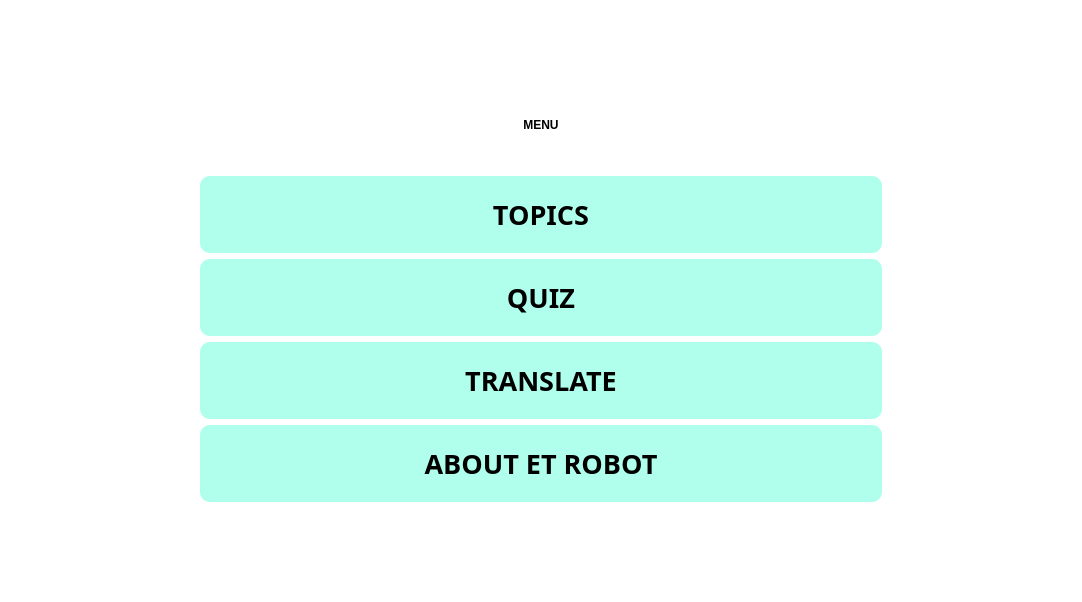
jshperalta/ai-englishTutor, file screens/welcome.ui: the form before one commit.
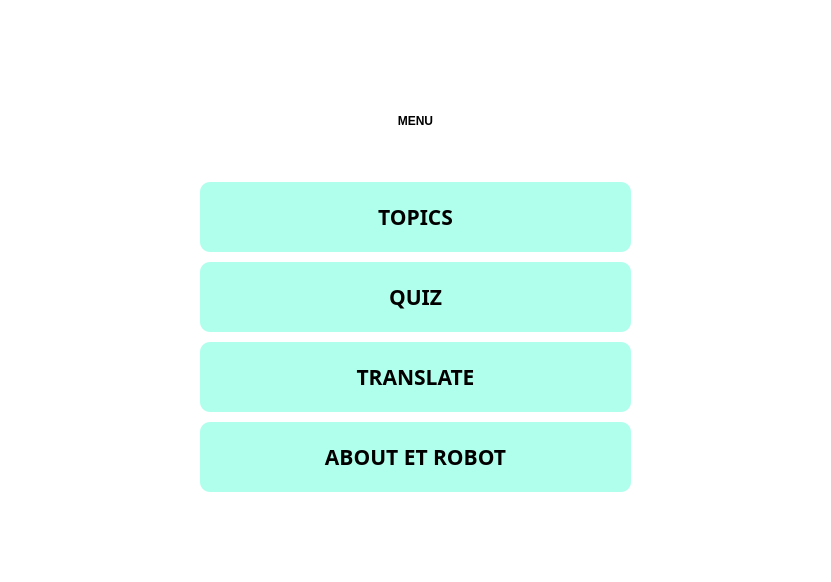
The form after the commit.

```diff
--- a/screens/welcome.ui
+++ b/screens/welcome.ui
@@ -6,8 +6,8 @@
    <rect>
     <x>0</x>
     <y>0</y>
-    <width>1082</width>
-    <height>602</height>
+    <width>831</width>
+    <height>582</height>
    </rect>
   </property>
   <property name="windowTitle">
@@ -37,16 +37,19 @@
        <number>200</number>
       </property>
       <property name="topMargin">
-       <number>100</number>
+       <number>90</number>
       </property>
       <property name="rightMargin">
        <number>200</number>
       </property>
       <property name="bottomMargin">
-       <number>100</number>
+       <number>90</number>
       </property>
       <item row="0" column="0">
        <layout class="QVBoxLayout" name="verticalLayout_2">
+        <property name="spacing">
+         <number>10</number>
+        </property>
         <item>
          <widget class="QLabel" name="Title">
           <property name="styleSheet">
@@ -85,7 +88,7 @@
           <property name="font">
            <font>
             <family>Gilroy</family>
-            <pointsize>20</pointsize>
+            <pointsize>16</pointsize>
             <weight>75</weight>
             <bold>true</bold>
            </font>
@@ -119,7 +122,7 @@
           <property name="font">
            <font>
             <family>Gilroy</family>
-            <pointsize>20</pointsize>
+            <pointsize>16</pointsize>
             <weight>75</weight>
             <bold>true</bold>
            </font>
@@ -152,7 +155,7 @@
           <property name="font">
            <font>
             <family>Gilroy</family>
-            <pointsize>20</pointsize>
+            <pointsize>16</pointsize>
             <weight>75</weight>
             <bold>true</bold>
            </font>
@@ -185,7 +188,7 @@
           <property name="font">
            <font>
             <family>Gilroy</family>
-            <pointsize>20</pointsize>
+            <pointsize>16</pointsize>
             <weight>75</weight>
             <bold>true</bold>
            </font>
```
Left out of the diff: 18 changed lines with no effect on the pictures.
